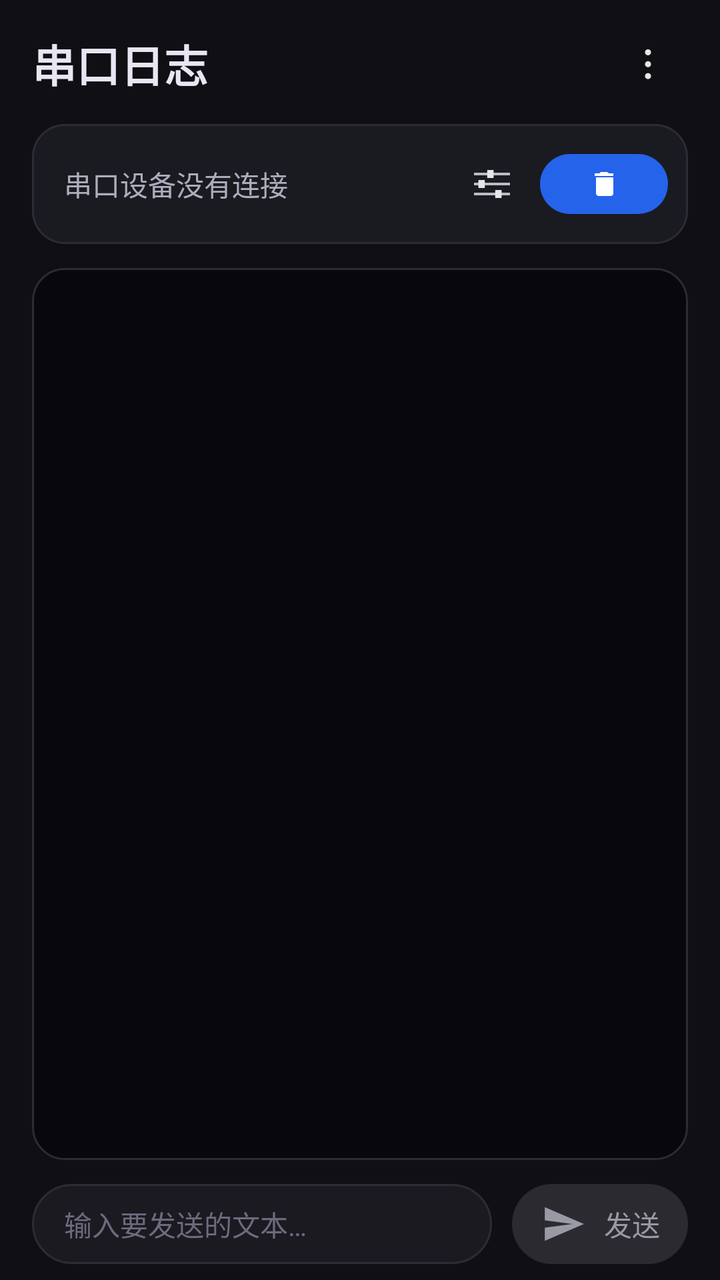
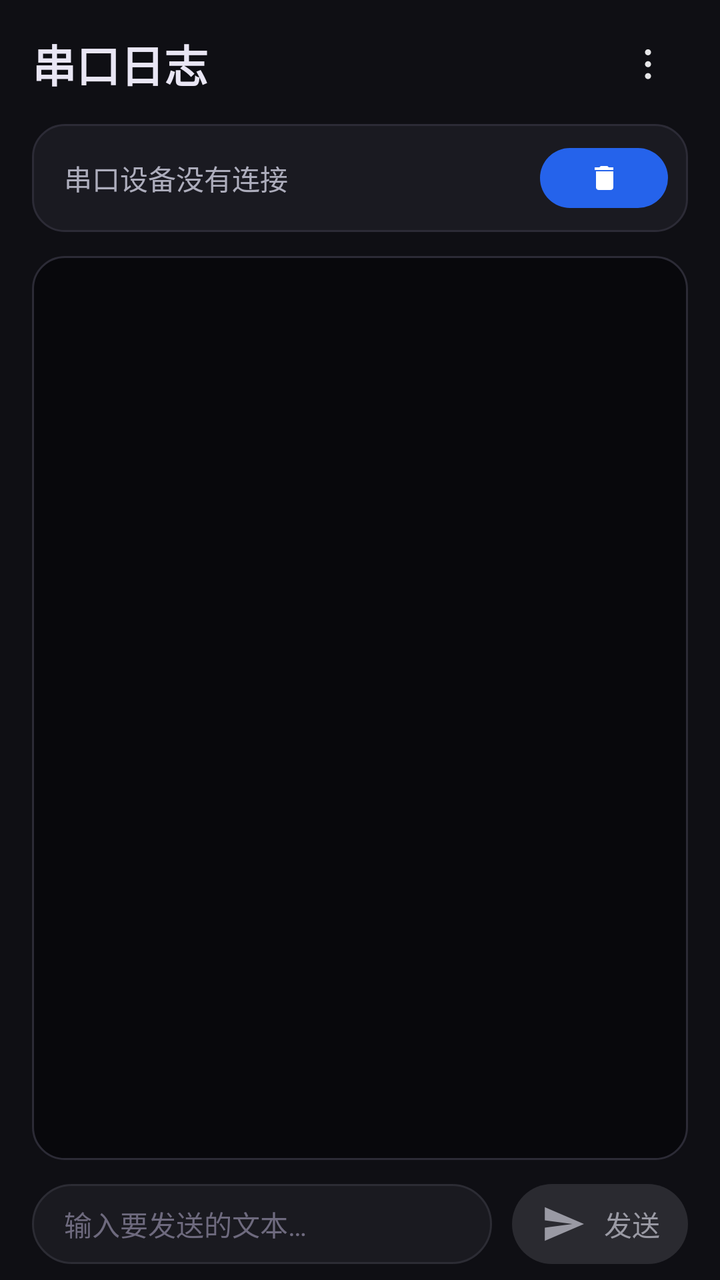

An Android layout rendered at two revisions. The XML below is the earlier revision; the diff shows what the commit changed to produce the second picture.
<!-- AndroidManifest.xml: application theme Theme.EspFlasher -->
<!-- res/layout/fragment_serial.xml -->
<?xml version="1.0" encoding="utf-8"?>
<LinearLayout xmlns:android="http://schemas.android.com/apk/res/android"
    android:layout_width="match_parent"
    android:layout_height="match_parent"
    android:background="#0F0F14"
    android:orientation="vertical"
    android:paddingStart="16dp"
    android:paddingEnd="16dp"
    android:paddingTop="12dp"
    android:paddingBottom="8dp">

    
    <LinearLayout
        android:layout_width="match_parent"
        android:layout_height="wrap_content"
        android:gravity="center_vertical"
        android:orientation="horizontal"
        android:paddingBottom="10dp">

        <TextView
            android:layout_width="0dp"
            android:layout_height="wrap_content"
            android:layout_weight="1"
            android:text="串口日志"
            android:textColor="#E9E6F4"
            android:textSize="22sp"
            android:textStyle="bold" />

        <ImageButton
            android:id="@+id/moreButton"
            android:layout_width="40dp"
            android:layout_height="40dp"
            android:background="?attr/selectableItemBackgroundBorderless"
            android:contentDescription="更多"
            android:scaleType="centerInside"
            android:src="@drawable/ic_more" />
    </LinearLayout>

    
    <LinearLayout
        android:layout_width="match_parent"
        android:layout_height="wrap_content"
        android:background="@drawable/bg_card"
        android:orientation="vertical"
        android:paddingStart="16dp"
        android:paddingTop="12dp"
        android:paddingEnd="10dp"
        android:paddingBottom="12dp">

        <LinearLayout
            android:layout_width="match_parent"
            android:layout_height="wrap_content"
            android:gravity="center_vertical"
            android:orientation="horizontal">

            <TextView
                android:id="@+id/serialStatus"
                android:layout_width="0dp"
                android:layout_height="wrap_content"
                android:layout_weight="1"
                android:ellipsize="middle"
                android:singleLine="true"
                android:text="串口设备没有连接"
                android:textColor="#ADADBC"
                android:textSize="14sp" />

            <ImageButton
                android:id="@+id/tuneButton"
                android:layout_width="36dp"
                android:layout_height="36dp"
                android:layout_marginStart="4dp"
                android:background="?attr/selectableItemBackgroundBorderless"
                android:contentDescription="设置"
                android:scaleType="centerInside"
                android:src="@drawable/ic_tune" />

            <ImageButton
                android:id="@+id/clearButton"
                android:layout_width="64dp"
                android:layout_height="30dp"
                android:layout_marginStart="6dp"
                android:adjustViewBounds="false"
                android:background="@drawable/bg_chip"
                android:contentDescription="清屏"
                android:padding="0dp"
                android:scaleType="centerInside"
                android:src="@drawable/ic_trash_small" />
        </LinearLayout>

        
        <LinearLayout
            android:id="@+id/optionsPanel"
            android:layout_width="match_parent"
            android:layout_height="wrap_content"
            android:layout_marginTop="10dp"
            android:orientation="vertical"
            android:visibility="gone">

            <LinearLayout
                android:layout_width="match_parent"
                android:layout_height="wrap_content"
                android:gravity="center_vertical"
                android:orientation="horizontal">

                <TextView
                    android:layout_width="wrap_content"
                    android:layout_height="wrap_content"
                    android:text="波特率"
                    android:textColor="#ADADBC"
                    android:textSize="14sp" />

                <Spinner
                    android:id="@+id/baudSpinner"
                    android:layout_width="0dp"
                    android:layout_height="38dp"
                    android:layout_marginStart="12dp"
                    android:layout_weight="1"
                    android:popupBackground="@drawable/bg_spinner_popup"
                    android:spinnerMode="dropdown" />
            </LinearLayout>

            <View
                android:layout_width="match_parent"
                android:layout_height="1dp"
                android:layout_marginTop="6dp"
                android:background="#2A2D33" />

            <RadioGroup
                android:id="@+id/modeGroup"
                android:layout_width="match_parent"
                android:layout_height="wrap_content"
                android:layout_marginTop="4dp"
                android:orientation="horizontal">

                <RadioButton
                    android:id="@+id/modeText"
                    android:layout_width="0dp"
                    android:layout_height="wrap_content"
                    android:layout_weight="1"
                    android:buttonTint="#AECBFA"
                    android:checked="true"
                    android:text="文本模式"
                    android:textColor="#E9E6F4"
                    android:textSize="14sp" />

                <RadioButton
                    android:id="@+id/modeHex"
                    android:layout_width="0dp"
                    android:layout_height="wrap_content"
                    android:layout_weight="1"
                    android:buttonTint="#AECBFA"
                    android:text="十六进制"
                    android:textColor="#E9E6F4"
                    android:textSize="14sp" />
            </RadioGroup>

            <LinearLayout
                android:layout_width="match_parent"
                android:layout_height="wrap_content"
                android:orientation="horizontal">

                <CheckBox
                    android:id="@+id/cbTimestamp"
                    android:layout_width="0dp"
                    android:layout_height="wrap_content"
                    android:layout_weight="1"
                    android:buttonTint="#AECBFA"
                    android:text="时间戳显示"
                    android:textColor="#E9E6F4"
                    android:textSize="14sp" />

                <CheckBox
                    android:id="@+id/cbChunkNewline"
                    android:layout_width="0dp"
                    android:layout_height="wrap_content"
                    android:layout_weight="1"
                    android:buttonTint="#AECBFA"
                    android:text="分包换行"
                    android:textColor="#E9E6F4"
                    android:textSize="14sp" />
            </LinearLayout>
        </LinearLayout>
    </LinearLayout>

    
    <FrameLayout
        android:layout_width="match_parent"
        android:layout_height="0dp"
        android:layout_marginTop="12dp"
        android:layout_weight="1"
        android:background="@drawable/bg_log">

        <ScrollView
            android:id="@+id/logScroll"
            android:layout_width="match_parent"
            android:layout_height="match_parent"
            android:scrollbars="vertical">

            <TextView
                android:id="@+id/serialLog"
                android:layout_width="match_parent"
                android:layout_height="wrap_content"
                android:fontFamily="sans-serif"
                android:lineSpacingExtra="2.5dp"
                android:padding="14dp"
                android:textColor="#E7B24A"
                android:textIsSelectable="true"
                android:textSize="13sp" />
        </ScrollView>
    </FrameLayout>

    
    <LinearLayout
        android:layout_width="match_parent"
        android:layout_height="wrap_content"
        android:layout_marginTop="12dp"
        android:gravity="center_vertical"
        android:orientation="horizontal">

        <EditText
            android:id="@+id/inputText"
            android:layout_width="0dp"
            android:layout_height="40dp"
            android:layout_weight="1"
            android:background="@drawable/bg_input"
            android:hint="输入要发送的文本…"
            android:imeOptions="actionSend"
            android:importantForAutofill="no"
            android:inputType="text"
            android:maxLines="1"
            android:paddingStart="16dp"
            android:paddingEnd="16dp"
            android:textColor="#E9E6F4"
            android:textColorHint="#6E6A7E"
            android:textSize="14sp" />

        <LinearLayout
            android:id="@+id/sendButton"
            android:layout_width="88dp"
            android:layout_height="40dp"
            android:layout_marginStart="10dp"
            android:background="@drawable/bg_send"
            android:clickable="true"
            android:focusable="true"
            android:gravity="center"
            android:orientation="horizontal">

            <ImageView
                android:layout_width="24dp"
                android:layout_height="24dp"
                android:contentDescription="发送"
                android:src="@drawable/ic_send" />

            <TextView
                android:layout_width="wrap_content"
                android:layout_height="wrap_content"
                android:layout_marginStart="8dp"
                android:text="发送"
                android:textColor="#9A9AA4"
                android:textSize="14sp" />
        </LinearLayout>
    </LinearLayout>
</LinearLayout>
<!-- resources referenced by this layout -->
<resources>
  <!-- drawable bg_card (drawable) -->
  <?xml version="1.0" encoding="utf-8"?>
  <shape xmlns:android="http://schemas.android.com/apk/res/android" android:shape="rectangle">
      <solid android:color="#1A1A21" />
      <corners android:radius="16dp" />
      <stroke android:width="1dp" android:color="#2C2B36" />
  </shape>
  <!-- drawable bg_chip (drawable) -->
  <?xml version="1.0" encoding="utf-8"?>
  <shape xmlns:android="http://schemas.android.com/apk/res/android" android:shape="rectangle">
      <solid android:color="#2563EB" />
      <corners android:radius="15dp" />
  </shape>
  <!-- drawable bg_input (drawable) -->
  <?xml version="1.0" encoding="utf-8"?>
  <shape xmlns:android="http://schemas.android.com/apk/res/android" android:shape="rectangle">
      <solid android:color="#1A1A20" />
      <corners android:radius="20dp" />
      <stroke android:width="1dp" android:color="#2C2C34" />
  </shape>
  <!-- drawable bg_log (drawable) -->
  <?xml version="1.0" encoding="utf-8"?>
  <shape xmlns:android="http://schemas.android.com/apk/res/android" android:shape="rectangle">
      <solid android:color="#08080C" />
      <corners android:radius="16dp" />
      <stroke android:width="1dp" android:color="#2C2B36" />
  </shape>
  <!-- drawable bg_send (drawable) -->
  <?xml version="1.0" encoding="utf-8"?>
  <shape xmlns:android="http://schemas.android.com/apk/res/android" android:shape="rectangle">
      <solid android:color="#2A2A30" />
      <corners android:radius="20dp" />
  </shape>
  <!-- drawable bg_spinner_popup (drawable) -->
  <?xml version="1.0" encoding="utf-8"?>
  <shape xmlns:android="http://schemas.android.com/apk/res/android" android:shape="rectangle">
      <solid android:color="#1B1B22" />
      <corners android:radius="14dp" />
      <stroke android:width="1dp" android:color="#34343D" />
  </shape>
  <!-- drawable ic_more (drawable) -->
  <?xml version="1.0" encoding="utf-8"?>
  <vector xmlns:android="http://schemas.android.com/apk/res/android"
      android:width="22.8dp" android:height="22.8dp" android:viewportWidth="24" android:viewportHeight="24">
      <path android:fillColor="#E6E6E8" android:pathData="M12,4.2a1.6,1.6 0 1,0 0.01,0" />
      <path android:fillColor="#E6E6E8" android:pathData="M12,10.5a1.6,1.6 0 1,0 0.01,0" />
      <path android:fillColor="#E6E6E8" android:pathData="M12,16.8a1.6,1.6 0 1,0 0.01,0" />
  </vector>
  <!-- drawable ic_send (drawable) -->
  <?xml version="1.0" encoding="utf-8"?>
  <vector xmlns:android="http://schemas.android.com/apk/res/android"
      android:width="24dp" android:height="24dp" android:viewportWidth="24" android:viewportHeight="24">
      <path android:fillColor="#9A9AA4" android:pathData="M2.4,20.4L22,12L2.4,3.6L2.4,10.2L16.2,12L2.4,13.8Z" />
  </vector>
  <!-- drawable ic_trash_small (drawable) -->
  <?xml version="1.0" encoding="utf-8"?>
  <vector xmlns:android="http://schemas.android.com/apk/res/android"
      android:width="16dp" android:height="16dp"
      android:viewportWidth="24" android:viewportHeight="24">
      <path android:fillColor="#FFFFFF" android:pathData="M6,19c0,1.1 0.9,2 2,2h9c1.1,0 2,-0.9 2,-2V7H6v12zM19,4h-3.5l-1,-1h-5l-1,1H5v2h14V4z" />
  </vector>
  <!-- drawable ic_tune (drawable) -->
  <?xml version="1.0" encoding="utf-8"?>
  <vector xmlns:android="http://schemas.android.com/apk/res/android"
      android:width="24dp" android:height="24dp" android:viewportWidth="24" android:viewportHeight="24">
      <path android:strokeColor="#B9BDC4" android:strokeWidth="1.4"
          android:pathData="M3,7h18M3,12h18M3,17h18" />
      <path android:fillColor="#E6E6E8" android:pathData="M9.6,5h3.2v4h-3.2z" />
      <path android:fillColor="#E6E6E8" android:pathData="M5.2,10h3.2v4h-3.2z" />
      <path android:fillColor="#E6E6E8" android:pathData="M13.6,15h3.2v4h-3.2z" />
  </vector>
  <!-- unchanged entries left out for length: 1 -->
</resources>

<!-- the commit's change to res/layout/fragment_serial.xml (unified diff, before → after) -->
@@ -65,16 +65,6 @@
                 android:textSize="14sp" />
 
             <ImageButton
-                android:id="@+id/tuneButton"
-                android:layout_width="36dp"
-                android:layout_height="36dp"
-                android:layout_marginStart="4dp"
-                android:background="?attr/selectableItemBackgroundBorderless"
-                android:contentDescription="设置"
-                android:scaleType="centerInside"
-                android:src="@drawable/ic_tune" />
-
-            <ImageButton
                 android:id="@+id/clearButton"
                 android:layout_width="64dp"
                 android:layout_height="30dp"
@@ -85,100 +75,6 @@
                 android:padding="0dp"
                 android:scaleType="centerInside"
                 android:src="@drawable/ic_trash_small" />
-        </LinearLayout>
-
-        
-        <LinearLayout
-            android:id="@+id/optionsPanel"
-            android:layout_width="match_parent"
-            android:layout_height="wrap_content"
-            android:layout_marginTop="10dp"
-            android:orientation="vertical"
-            android:visibility="gone">
-
-            <LinearLayout
-                android:layout_width="match_parent"
-                android:layout_height="wrap_content"
-                android:gravity="center_vertical"
-                android:orientation="horizontal">
-
-                <TextView
-                    android:layout_width="wrap_content"
-                    android:layout_height="wrap_content"
-                    android:text="波特率"
-                    android:textColor="#ADADBC"
-                    android:textSize="14sp" />
-
-                <Spinner
-                    android:id="@+id/baudSpinner"
-                    android:layout_width="0dp"
-                    android:layout_height="38dp"
-                    android:layout_marginStart="12dp"
-                    android:layout_weight="1"
-                    android:popupBackground="@drawable/bg_spinner_popup"
-                    android:spinnerMode="dropdown" />
-            </LinearLayout>
-
-            <View
-                android:layout_width="match_parent"
-                android:layout_height="1dp"
-                android:layout_marginTop="6dp"
-                android:background="#2A2D33" />
-
-            <RadioGroup
-                android:id="@+id/modeGroup"
-                android:layout_width="match_parent"
-                android:layout_height="wrap_content"
-                android:layout_marginTop="4dp"
-                android:orientation="horizontal">
-
-                <RadioButton
-                    android:id="@+id/modeText"
-                    android:layout_width="0dp"
-                    android:layout_height="wrap_content"
-                    android:layout_weight="1"
-                    android:buttonTint="#AECBFA"
-                    android:checked="true"
-                    android:text="文本模式"
-                    android:textColor="#E9E6F4"
-                    android:textSize="14sp" />
-
-                <RadioButton
-                    android:id="@+id/modeHex"
-                    android:layout_width="0dp"
-                    android:layout_height="wrap_content"
-                    android:layout_weight="1"
-                    android:buttonTint="#AECBFA"
-                    android:text="十六进制"
-                    android:textColor="#E9E6F4"
-                    android:textSize="14sp" />
-            </RadioGroup>
-
-            <LinearLayout
-                android:layout_width="match_parent"
-                android:layout_height="wrap_content"
-                android:orientation="horizontal">
-
-                <CheckBox
-                    android:id="@+id/cbTimestamp"
-                    android:layout_width="0dp"
-                    android:layout_height="wrap_content"
-                    android:layout_weight="1"
-                    android:buttonTint="#AECBFA"
-                    android:text="时间戳显示"
-                    android:textColor="#E9E6F4"
-                    android:textSize="14sp" />
-
-                <CheckBox
-                    android:id="@+id/cbChunkNewline"
-                    android:layout_width="0dp"
-                    android:layout_height="wrap_content"
-                    android:layout_weight="1"
-                    android:buttonTint="#AECBFA"
-                    android:text="分包换行"
-                    android:textColor="#E9E6F4"
-                    android:textSize="14sp" />
-            </LinearLayout>
         </LinearLayout>
     </LinearLayout>
 
<!-- resource entries referenced after the edit -->
@@ -33,13 +33,6 @@
       <solid android:color="#2A2A30" />
       <corners android:radius="20dp" />
   </shape>
-  <!-- drawable bg_spinner_popup (drawable) -->
-  <?xml version="1.0" encoding="utf-8"?>
-  <shape xmlns:android="http://schemas.android.com/apk/res/android" android:shape="rectangle">
-      <solid android:color="#1B1B22" />
-      <corners android:radius="14dp" />
-      <stroke android:width="1dp" android:color="#34343D" />
-  </shape>
   <!-- drawable ic_more (drawable) -->
   <?xml version="1.0" encoding="utf-8"?>
   <vector xmlns:android="http://schemas.android.com/apk/res/android"
@@ -61,16 +54,6 @@
       android:viewportWidth="24" android:viewportHeight="24">
       <path android:fillColor="#FFFFFF" android:pathData="M6,19c0,1.1 0.9,2 2,2h9c1.1,0 2,-0.9 2,-2V7H6v12zM19,4h-3.5l-1,-1h-5l-1,1H5v2h14V4z" />
   </vector>
-  <!-- drawable ic_tune (drawable) -->
-  <?xml version="1.0" encoding="utf-8"?>
-  <vector xmlns:android="http://schemas.android.com/apk/res/android"
-      android:width="24dp" android:height="24dp" android:viewportWidth="24" android:viewportHeight="24">
-      <path android:strokeColor="#B9BDC4" android:strokeWidth="1.4"
-          android:pathData="M3,7h18M3,12h18M3,17h18" />
-      <path android:fillColor="#E6E6E8" android:pathData="M9.6,5h3.2v4h-3.2z" />
-      <path android:fillColor="#E6E6E8" android:pathData="M5.2,10h3.2v4h-3.2z" />
-      <path android:fillColor="#E6E6E8" android:pathData="M13.6,15h3.2v4h-3.2z" />
-  </vector>
   <!-- unchanged entries left out for length: 1 -->
 </resources>
 
